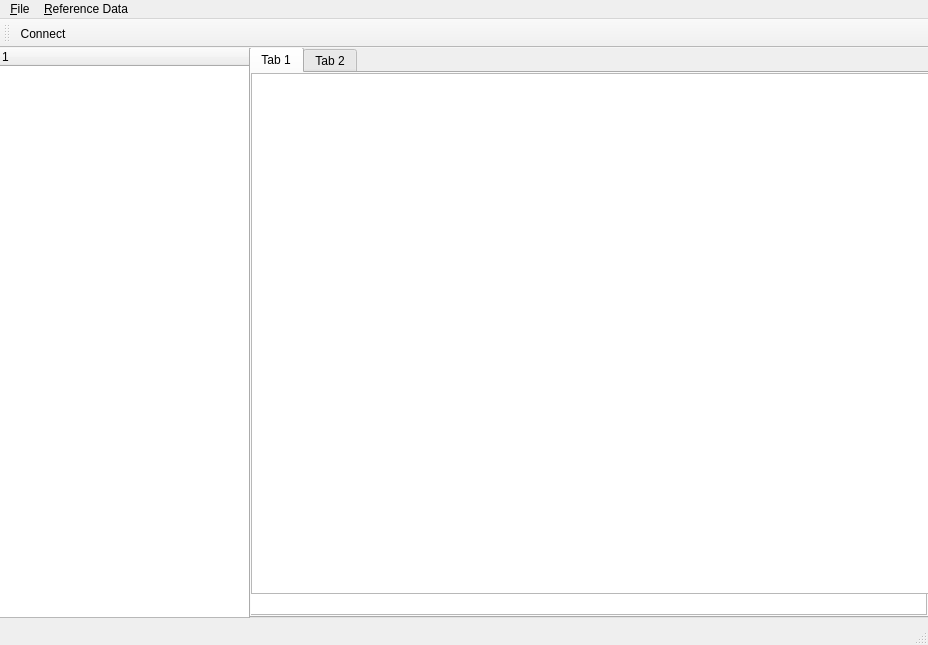
This is projects/ores.qt/main_window.ui in OreStudio/OreStudio as Qt 5 draws it before an edit. The edited form follows.
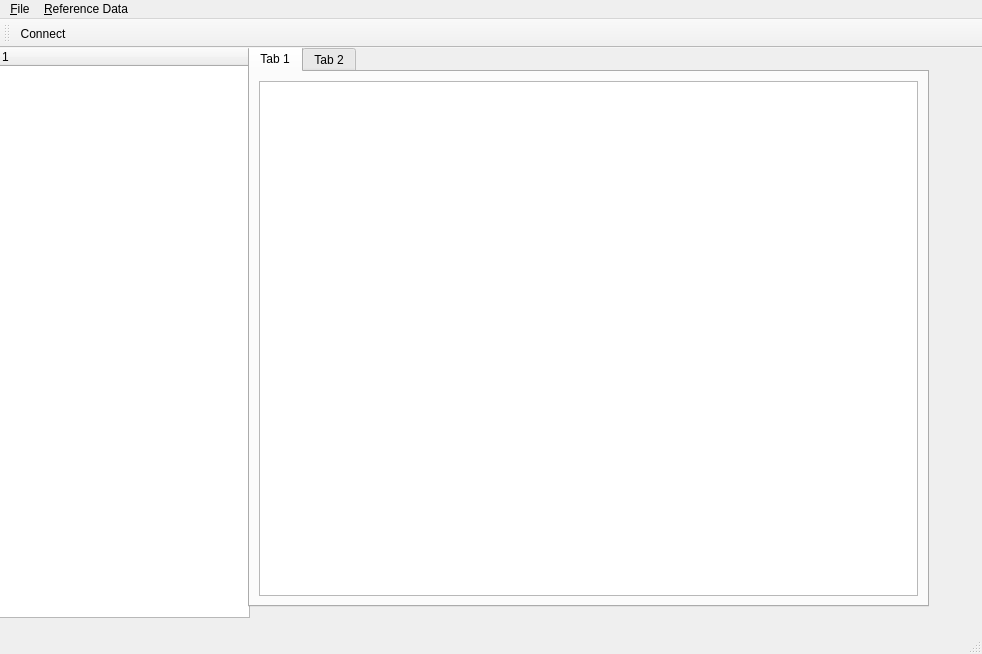
This is the edited form. The open tabs and pages were chosen to show the change. Icons and pictures are not drawn.

Commit message: qt: more experimentation with UI and layouts

```diff
--- a/projects/ores.qt/main_window.ui
+++ b/projects/ores.qt/main_window.ui
@@ -6,8 +6,8 @@
    <rect>
     <x>0</x>
     <y>0</y>
-    <width>928</width>
-    <height>645</height>
+    <width>982</width>
+    <height>654</height>
    </rect>
   </property>
   <property name="windowTitle">
@@ -41,12 +41,20 @@
       <x>249</x>
       <y>-1</y>
       <width>681</width>
-      <height>571</height>
+      <height>561</height>
      </rect>
     </property>
-    <layout class="QHBoxLayout" name="horizontalLayout_2">
-     <item>
+    <layout class="QHBoxLayout" name="horizontalLayout_2"/>
+   </widget>
       <widget class="QTabWidget" name="tabWidget">
+    <property name="geometry">
+     <rect>
+      <x>248</x>
+      <y>-2</y>
+      <width>681</width>
+      <height>561</height>
+     </rect>
+    </property>
        <property name="currentIndex">
         <number>0</number>
        </property>
@@ -54,26 +62,11 @@
         <attribute name="title">
          <string>Tab 1</string>
         </attribute>
-        <widget class="QListView" name="listView">
-         <property name="geometry">
-          <rect>
-           <x>-5</x>
-           <y>1</y>
-           <width>681</width>
-           <height>541</height>
-          </rect>
-         </property>
-        </widget>
-        <widget class="QTableView" name="currencyTableView">
-         <property name="geometry">
-          <rect>
-           <x>0</x>
-           <y>0</y>
-           <width>681</width>
-           <height>521</height>
-          </rect>
-         </property>
-        </widget>
+     <layout class="QHBoxLayout" name="horizontalLayout_3">
+      <item>
+       <widget class="QTableView" name="currencyTableView"/>
+      </item>
+     </layout>
        </widget>
        <widget class="QWidget" name="tab_2">
         <attribute name="title">
@@ -81,16 +74,13 @@
         </attribute>
        </widget>
       </widget>
-     </item>
-    </layout>
-   </widget>
   </widget>
   <widget class="QMenuBar" name="menubar">
    <property name="geometry">
     <rect>
      <x>0</x>
      <y>0</y>
-     <width>928</width>
+     <width>982</width>
      <height>23</height>
     </rect>
    </property>
```
Left out of the diff: 2 changed lines with no effect on the pictures. Lines whose indentation alone changed are shown as unchanged.
